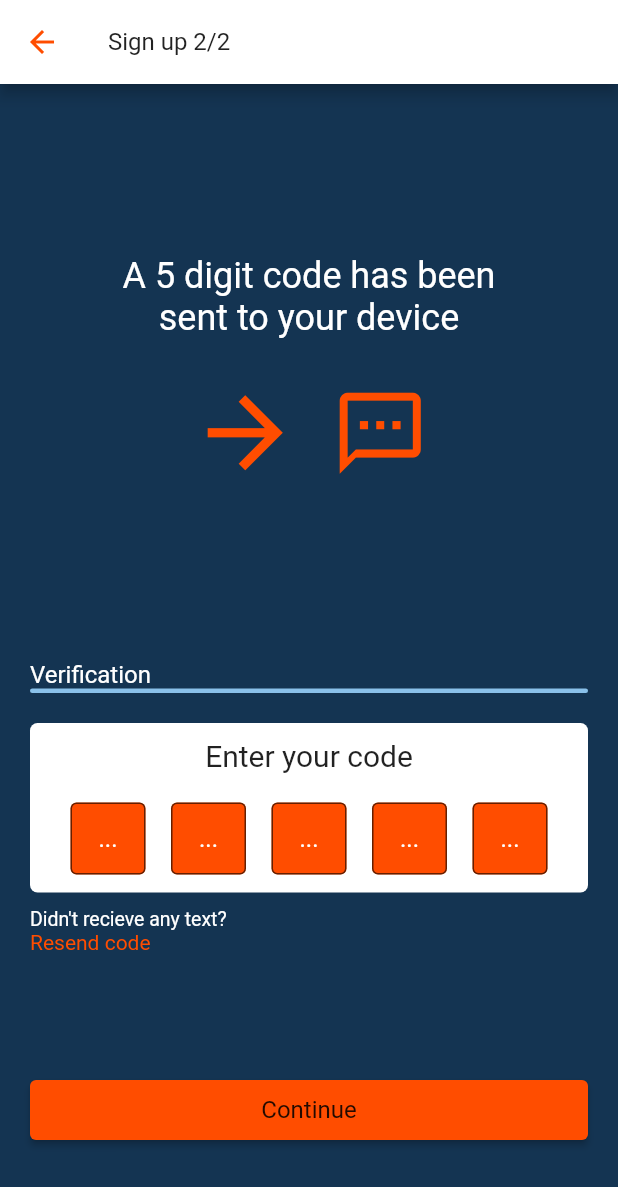
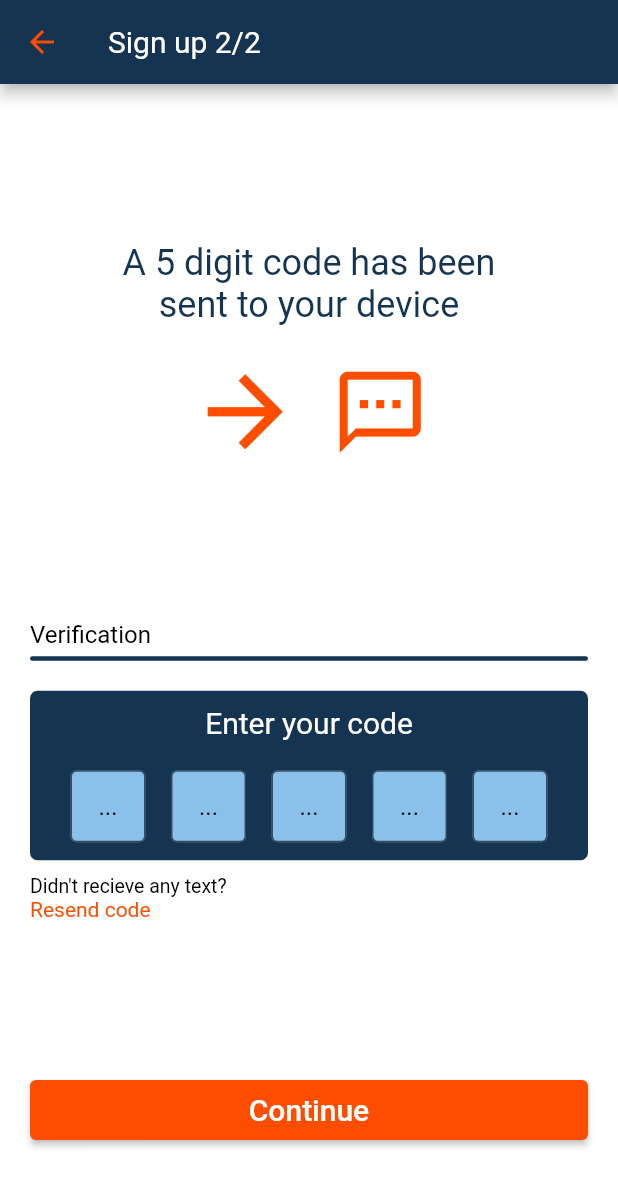
Before and after one commit to Mattias170624/Cetasol_App, a Flutter app: the SignUpScreen1 screen opened directly, after a tap on "Continue", on a phone screen of 412 x 824 dp. Shown: the top 1187 px of the screen. Run offline on Flutter 3.47's test engine with Material 2 defaults, Android fonts, the phone set to English and light mode, and no system bars; our stand-ins replace cloud_firestore, firebase_core; accounts and stored records are empty.

Commit message:
Changed style of textfields to be consistent in register process

```diff
--- a/lib/Screens/login_screen.dart
+++ b/lib/Screens/login_screen.dart
@@ -6,12 +6,19 @@ import 'package:cetasol_app/Widgets/LoginScreen/login_header.dart';
 import 'package:cetasol_app/Widgets/LoginScreen/login_input_fields.dart';
 import 'package:flutter/cupertino.dart';
 import 'package:flutter/material.dart';
+import 'package:flutter/services.dart';
 
 class LoginScreen extends StatelessWidget {
   @override
   Widget build(BuildContext context) {
     double padding = MediaQuery.of(context).padding.top;
     double deviceHeight = MediaQuery.of(context).size.height - padding;
+    SystemChrome.setSystemUIOverlayStyle(
+      SystemUiOverlayStyle(
+        statusBarColor: Color.fromARGB(255, 14, 38, 61),
+        statusBarIconBrightness: Brightness.light,
+      ),
+    );
 
     return Platform.isAndroid
         ? Scaffold(
--- a/lib/Screens/signup_screen_1.dart
+++ b/lib/Screens/signup_screen_1.dart
@@ -16,11 +16,16 @@ class SignUpScreen1 extends StatelessWidget {
 
     return Platform.isAndroid
         ? Scaffold(
-            backgroundColor: Colors.white,
+            backgroundColor: Theme.of(context).colorScheme.onSurface,
             appBar: AppBar(
+              backgroundColor: Theme.of(context).colorScheme.primary,
               title: Text(
                 'Sign up 1/2',
-                style: Theme.of(context).textTheme.titleMedium,
+                style: TextStyle(
+                  color: Theme.of(context).colorScheme.onSurface,
+                  fontSize: 20,
+                  fontWeight: FontWeight.w400,
+                ),
               ),
             ),
             body: SafeArea(
--- a/lib/Screens/signup_screen_2.dart
+++ b/lib/Screens/signup_screen_2.dart
@@ -3,8 +3,6 @@
 import 'dart:io';
 
 import 'package:cetasol_app/Widgets/RegisterScreen/register_code_input.dart';
-import 'package:cetasol_app/Widgets/RegisterScreen/register_header_icon.dart';
-import 'package:cetasol_app/Widgets/RegisterScreen/register_input_fields.dart';
 import 'package:cetasol_app/Widgets/RegisterScreen/register_title.dart';
 import 'package:flutter/cupertino.dart';
 import 'package:flutter/material.dart';
@@ -18,12 +16,16 @@ class SignUpScreen2 extends StatelessWidget {
 
     return Platform.isAndroid
         ? Scaffold(
-            backgroundColor: Theme.of(context).colorScheme.primary,
+            backgroundColor: Theme.of(context).colorScheme.onSurface,
             appBar: AppBar(
-              backgroundColor: Colors.white,
+              backgroundColor: Theme.of(context).colorScheme.primary,
               title: Text(
                 'Sign up 2/2',
-                style: Theme.of(context).textTheme.titleMedium,
+                style: TextStyle(
+                  color: Theme.of(context).colorScheme.onSurface,
+                  fontSize: 20,
+                  fontWeight: FontWeight.w400,
+                ),
               ),
             ),
             body: SafeArea(
@@ -39,15 +41,9 @@ class SignUpScreen2 extends StatelessWidget {
                         child: RegisterTitle(),
                       ),
                       Expanded(
+                        flex: 2,
                         child: RegisterCodeInput(),
                       ),
-                      // Expanded(
-                      //   child: RegisterHeaderIcon(),
-                      // ),
-                      // Expanded(
-                      //   flex: 2,
-                      //   child: RegisterInputFields(),
-                      // ),
                     ],
                   ),
                 ),
@@ -55,9 +51,9 @@ class SignUpScreen2 extends StatelessWidget {
             ),
           )
         : CupertinoPageScaffold(
-            backgroundColor: Theme.of(context).colorScheme.primary,
+            backgroundColor: Theme.of(context).colorScheme.onSurface,
             navigationBar: CupertinoNavigationBar(
-              backgroundColor: Colors.white,
+              backgroundColor: Theme.of(context).colorScheme.primary,
               leading: GestureDetector(
                 onTap: () {
                   Navigator.pop(context);
@@ -69,7 +65,11 @@ class SignUpScreen2 extends StatelessWidget {
               ),
               middle: Text(
                 'Sign up 2/2',
-                style: TextStyle(color: Colors.white),
+                style: TextStyle(
+                  color: Theme.of(context).colorScheme.onSurface,
+                  fontSize: 20,
+                  fontWeight: FontWeight.w400,
+                ),
               ),
             ),
             child: SafeArea(
--- a/lib/Widgets/LoginScreen/login_input_fields.dart
+++ b/lib/Widgets/LoginScreen/login_input_fields.dart
@@ -135,7 +135,7 @@ class _LoginInputFieldsState extends State<LoginInputFields> {
                 style: TextStyle(
                   color: Theme.of(context).colorScheme.onPrimary,
                   fontWeight: FontWeight.w400,
-                  fontSize: 15,
+                  fontSize: 14,
                 ),
               ),
             ),
@@ -155,7 +155,6 @@ class _LoginInputFieldsState extends State<LoginInputFields> {
                       style: TextStyle(
                         color: Theme.of(context).colorScheme.onSurface,
                         fontSize: 20,
-                        fontWeight: FontWeight.w400,
                       ),
                     ),
                   )
@@ -166,7 +165,6 @@ class _LoginInputFieldsState extends State<LoginInputFields> {
                       style: TextStyle(
                         color: Theme.of(context).colorScheme.onSurface,
                         fontSize: 20,
-                        fontWeight: FontWeight.w400,
                       ),
                     ),
                     onPressed: () {},
@@ -177,7 +175,7 @@ class _LoginInputFieldsState extends State<LoginInputFields> {
             child: Text(
               "Don't have an account?",
               style: TextStyle(
-                fontSize: 14,
+                fontSize: 13,
               ),
             ),
           ),
@@ -197,7 +195,7 @@ class _LoginInputFieldsState extends State<LoginInputFields> {
                 style: TextStyle(
                   color: Theme.of(context).colorScheme.onPrimary,
                   fontWeight: FontWeight.w400,
-                  fontSize: 15,
+                  fontSize: 14,
                 ),
               ),
             ),
--- a/lib/Widgets/RegisterScreen/register_code_input.dart
+++ b/lib/Widgets/RegisterScreen/register_code_input.dart
@@ -25,12 +25,13 @@ class _RegisterCodeInputState extends State<RegisterCodeInput> {
       margin: EdgeInsets.only(left: 20, right: 20),
       child: Column(
         children: [
+          Spacer(),
           Container(
             alignment: Alignment.centerLeft,
             child: Text(
               'Verification',
               style: TextStyle(
-                color: Colors.white,
+                color: Theme.of(context).colorScheme.surface,
                 fontWeight: FontWeight.w400,
                 fontSize: 16,
               ),
@@ -38,24 +39,25 @@ class _RegisterCodeInputState extends State<RegisterCodeInput> {
           ),
           Container(
             width: double.infinity,
-            margin: EdgeInsets.only(bottom: 20),
+            margin: EdgeInsets.only(bottom: 20, top: 5),
             height: 3,
             decoration: BoxDecoration(
               borderRadius: BorderRadius.circular(10),
-              color: Theme.of(context).colorScheme.secondary,
+              color: Theme.of(context).colorScheme.primary,
             ),
           ),
           Container(
             padding: EdgeInsets.all(10),
             decoration: BoxDecoration(
               borderRadius: BorderRadius.circular(5),
-              color: Colors.white,
+              color: Theme.of(context).colorScheme.primary,
             ),
             child: Column(
               children: [
                 Text(
                   'Enter your code',
                   style: TextStyle(
+                    color: Theme.of(context).colorScheme.onSurface,
                     fontSize: 20,
                     fontWeight: FontWeight.w400,
                   ),
@@ -78,16 +80,18 @@ class _RegisterCodeInputState extends State<RegisterCodeInput> {
                           textAlign: TextAlign.center,
                           decoration: InputDecoration(
                             contentPadding: EdgeInsets.all(0),
-                            fillColor: Theme.of(context).colorScheme.onPrimary,
+                            fillColor: Theme.of(context).colorScheme.secondary,
                             filled: true,
                             border: OutlineInputBorder(),
                             hintText: '...',
-                            hintStyle: TextStyle(color: Colors.white),
+                            hintStyle: TextStyle(
+                                color: Theme.of(context).colorScheme.surface),
                           ),
                           inputFormatters: [
                             LengthLimitingTextInputFormatter(1)
                           ],
-                          style: TextStyle(color: Colors.white),
+                          style: TextStyle(
+                              color: Theme.of(context).colorScheme.surface),
                         ),
                       ),
                       Spacer(),
@@ -102,16 +106,17 @@ class _RegisterCodeInputState extends State<RegisterCodeInput> {
                           textAlign: TextAlign.center,
                           decoration: InputDecoration(
                             contentPadding: EdgeInsets.all(0),
-                            fillColor: Theme.of(context).colorScheme.onPrimary,
+                            fillColor: Theme.of(context).colorScheme.secondary,
                             filled: true,
                             border: OutlineInputBorder(),
                             hintText: '...',
-                            hintStyle: TextStyle(color: Colors.white),
+                            hintStyle: TextStyle(color: Colors.black),
                           ),
                           inputFormatters: [
                             LengthLimitingTextInputFormatter(1)
                           ],
-                          style: TextStyle(color: Colors.white),
+                          style: TextStyle(
+                              color: Theme.of(context).colorScheme.surface),
                         ),
                       ),
                       Spacer(),
@@ -126,16 +131,18 @@ class _RegisterCodeInputState extends State<RegisterCodeInput> {
                           textAlign: TextAlign.center,
                           decoration: InputDecoration(
                             contentPadding: EdgeInsets.all(0),
-                            fillColor: Theme.of(context).colorScheme.onPrimary,
+                            fillColor: Theme.of(context).colorScheme.secondary,
                             filled: true,
                             border: OutlineInputBorder(),
                             hintText: '...',
-                            hintStyle: TextStyle(color: Colors.white),
+                            hintStyle: TextStyle(
+                                color: Theme.of(context).colorScheme.surface),
                           ),
                           inputFormatters: [
                             LengthLimitingTextInputFormatter(1)
                           ],
-                          style: TextStyle(color: Colors.white),
+                          style: TextStyle(
+                              color: Theme.of(context).colorScheme.surface),
                         ),
                       ),
                       Spacer(),
@@ -150,16 +157,18 @@ class _RegisterCodeInputState extends State<RegisterCodeInput> {
                           textAlign: TextAlign.center,
                           decoration: InputDecoration(
                             contentPadding: EdgeInsets.all(0),
-                            fillColor: Theme.of(context).colorScheme.onPrimary,
+                            fillColor: Theme.of(context).colorScheme.secondary,
                             filled: true,
                             border: OutlineInputBorder(),
                             hintText: '...',
-                            hintStyle: TextStyle(color: Colors.white),
+                            hintStyle: TextStyle(
+                                color: Theme.of(context).colorScheme.surface),
                           ),
                           inputFormatters: [
                             LengthLimitingTextInputFormatter(1)
                           ],
-                          style: TextStyle(color: Colors.white),
+                          style: TextStyle(
+                              color: Theme.of(context).colorScheme.surface),
                         ),
                       ),
                       Spacer(),
@@ -174,16 +183,18 @@ class _RegisterCodeInputState extends State<RegisterCodeInput> {
                           textAlign: TextAlign.center,
                           decoration: InputDecoration(
                             contentPadding: EdgeInsets.all(0),
-                            fillColor: Theme.of(context).colorScheme.onPrimary,
+                            fillColor: Theme.of(context).colorScheme.secondary,
                             filled: true,
                             border: OutlineInputBorder(),
                             hintText: '...',
-                            hintStyle: TextStyle(color: Colors.white),
+                            hintStyle: TextStyle(
+                                color: Theme.of(context).colorScheme.surface),
                           ),
                           inputFormatters: [
                             LengthLimitingTextInputFormatter(1)
                           ],
-                          style: TextStyle(color: Colors.white),
+                          style: TextStyle(
+                              color: Theme.of(context).colorScheme.surface),
                         ),
                       ),
                       Spacer(),
@@ -202,7 +213,7 @@ class _RegisterCodeInputState extends State<RegisterCodeInput> {
                 Text(
                   "Didn't recieve any text?",
                   style: TextStyle(
-                    color: Colors.white,
+                    color: Theme.of(context).colorScheme.surface,
                     fontSize: 13,
                   ),
                 ),
@@ -232,7 +243,10 @@ class _RegisterCodeInputState extends State<RegisterCodeInput> {
               ),
               child: Text(
                 'Continue',
-                style: Theme.of(context).textTheme.titleMedium,
+                style: TextStyle(
+                  color: Theme.of(context).colorScheme.onSurface,
+                  fontSize: 20,
+                ),
               ),
             ),
           ),
--- a/lib/Widgets/RegisterScreen/register_input_fields.dart
+++ b/lib/Widgets/RegisterScreen/register_input_fields.dart
@@ -28,7 +28,7 @@ class _RegisterInputFieldsState extends State<RegisterInputFields> {
             child: Text(
               'Account',
               style: TextStyle(
-                color: Theme.of(context).colorScheme.primary,
+                color: Theme.of(context).colorScheme.surface,
                 fontWeight: FontWeight.w400,
                 fontSize: 16,
               ),
@@ -36,7 +36,7 @@ class _RegisterInputFieldsState extends State<RegisterInputFields> {
           ),
           Container(
             width: double.infinity,
-            margin: EdgeInsets.only(bottom: 20),
+            margin: EdgeInsets.only(bottom: 20, top: 5),
             height: 3,
             decoration: BoxDecoration(
               borderRadius: BorderRadius.circular(10),
@@ -219,14 +219,20 @@ class _RegisterInputFieldsState extends State<RegisterInputFields> {
                     ),
                     child: Text(
                       'Continue',
-                      style: Theme.of(context).textTheme.titleMedium,
+                      style: TextStyle(
+                        color: Theme.of(context).colorScheme.onSurface,
+                        fontSize: 20,
+                      ),
                     ),
                   )
                 : CupertinoButton(
                     color: Theme.of(context).colorScheme.onPrimary,
                     child: Text(
                       'Continue',
-                      style: Theme.of(context).textTheme.titleMedium,
+                      style: TextStyle(
+                        color: Theme.of(context).colorScheme.onSurface,
+                        fontSize: 20,
+                      ),
                     ),
                     onPressed: () {},
                   ),
--- a/lib/Widgets/RegisterScreen/register_title.dart
+++ b/lib/Widgets/RegisterScreen/register_title.dart
@@ -10,16 +10,18 @@ class RegisterTitle extends StatelessWidget {
       child: Column(
         mainAxisAlignment: MainAxisAlignment.center,
         children: [
+          Spacer(),
           Text(
             'A 5 digit code has been\nsent to your device',
             textAlign: TextAlign.center,
             style: TextStyle(
               fontSize: 24,
-              color: Colors.white,
+              color: Theme.of(context).colorScheme.primary,
+              fontWeight: FontWeight.w400,
             ),
           ),
           Padding(
-            padding: EdgeInsets.only(bottom: 25),
+            padding: EdgeInsets.only(bottom: 20),
           ),
           Row(
             mainAxisAlignment: MainAxisAlignment.center,
--- a/lib/main.dart
+++ b/lib/main.dart
@@ -23,12 +23,6 @@ void main() async {
 class MyApp extends StatelessWidget {
   @override
   Widget build(BuildContext context) {
-    SystemChrome.setSystemUIOverlayStyle(
-      SystemUiOverlayStyle(
-        statusBarColor: Theme.of(context).colorScheme.onSecondary,
-        statusBarIconBrightness: Brightness.dark,
-      ),
-    );
     return Platform.isAndroid
         ? MaterialApp(
             debugShowCheckedModeBanner: false,
```
